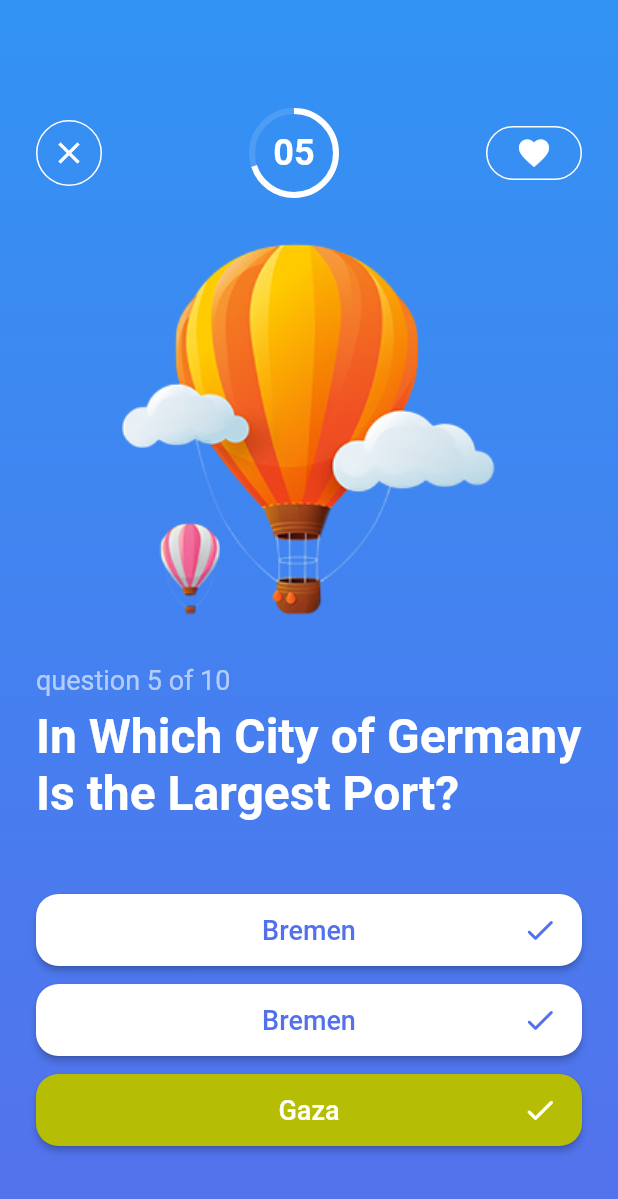
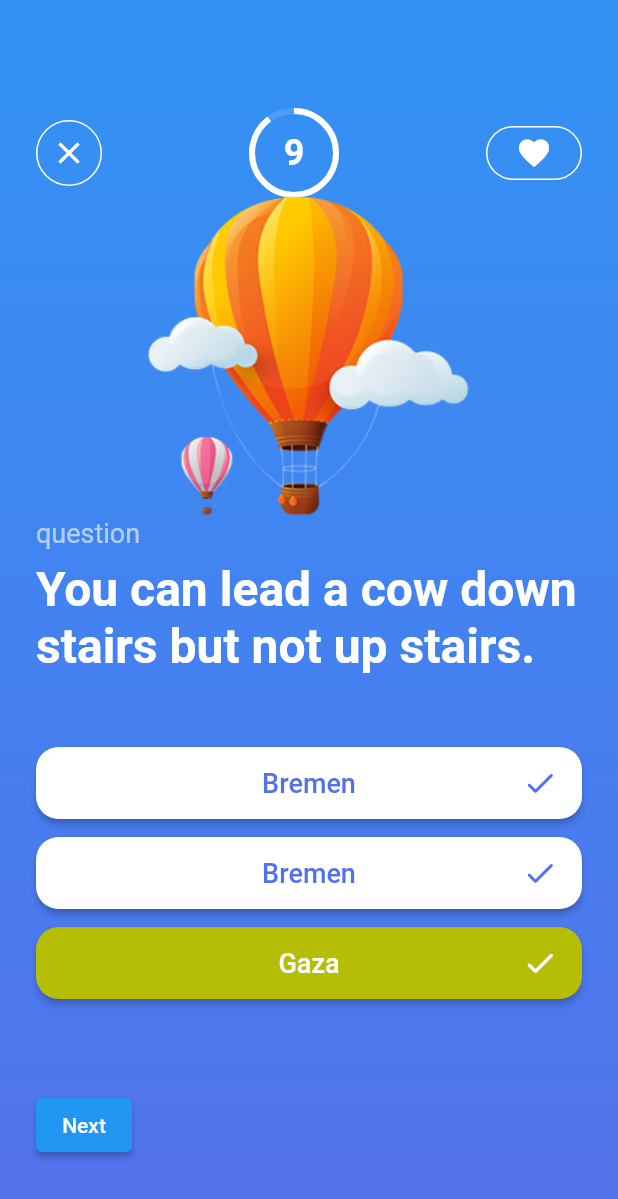
Before and after one commit to sallyMo14/multi_quiz, a Flutter app: the MultiQScreen screen opened directly, on a phone screen of 412 x 824 dp. Shown: the top 1199 px of the screen. Run offline on Flutter 3.47's test engine with Material 2 defaults, Android fonts, the phone set to English and light mode, and no system bars; Roboto replaces fonts that are missing (Sf-Pro-Text).

Commit message:
multiple choice screen

```diff
--- a/lib/pages/level_describtion.dart
+++ b/lib/pages/level_describtion.dart
@@ -89,7 +89,7 @@ class LevelDescription extends StatelessWidget {
                     Navigator.push(
                       context,
                       MaterialPageRoute(
-                        builder: (context) => TrueFalseQuiz(),
+                        builder: (context) => MultiQScreen(),
                       ),
                     );
                   },
--- a/lib/pages/multiple_q_screen.dart
+++ b/lib/pages/multiple_q_screen.dart
@@ -1,8 +1,11 @@
+import 'dart:async';
+
 import 'package:flutter/material.dart';
 import 'package:multi_quiz_s_t_tt9/pages/home.dart';
 import 'package:multi_quiz_s_t_tt9/widgets/my_outline_btn.dart';
+import '../modules/multipe_choice/quizBrainMultiple.dart';
+import '../constants.dart';
 
-import '../constants.dart';
 
 class MultiQScreen extends StatefulWidget {
   const MultiQScreen({Key? key}) : super(key: key);
@@ -12,13 +15,115 @@ class MultiQScreen extends StatefulWidget {
 }
 
 class _MultiQScreenState extends State<MultiQScreen> {
+  QuizBrainMulti quizBrainMulti=QuizBrainMulti();
+  List<Icon> scoreKeeper=[];
+  int? _choice;
+  int counter=10;
+  late  Timer timer;
+  bool? isCorrect=null;
+
+  void checkAnswer(int? userChoice) {
+    int correctAnswer = quizBrainMulti.getQuestionAnswer();
+    timer.cancel();
+    setState(() {initState(){
+      if (correctAnswer == userChoice) {
+
+          isCorrect=true;
+
+          scoreKeeper.add(
+            const Icon(
+              Icons.check,
+              color: Colors.green,
+            ),
+          );
+
+      } else {
+        isCorrect=false;
+       initState(){
+         scoreKeeper.add(
+         const  Icon(
+             Icons.close,
+             color: Colors.red,
+           ),
+         );
+       }}
+      }
+    });
+
+    if (quizBrainMulti.isFinished()) {
+      print('finished');
+      timer.cancel();
+
+      Timer(const Duration(seconds: 1), () {
+        // Alert(context: context, title: "Finished", desc: "you are done").show();
+        setState(() {
+          quizBrainMulti.reset();
+          scoreKeeper.clear();
+          isCorrect=null;
+          userChoice= null;
+          counter=10;
+        });
+      });
+    } else {
+      quizBrainMulti.nextQuestion();
+    }
+  }
+
+
+
+  void feedbackAlert(){
+    AlertDialog(
+      title:const Text("finished"),
+      content: const Text("you are done"),
+      actions: [
+        ElevatedButton(onPressed: (){Navigator.of(context).pop(); }, child: const Text("Finish")),
+      ],
+
+    );
+
+  }
+
+  void startTimer(){
+    timer=Timer.periodic(const Duration(seconds: 1), (timer) {
+      setState(() {
+        // counter--;
+      });
+      if(counter==0){
+        quizBrainMulti.nextQuestion();
+      }
+    });
+  }
+
+  @override
+  void initState() {
+    Timer.periodic(const Duration(seconds: 1), (timer) {
+
+      setState(() {
+        counter--;
+      });
+      if (counter == 0) {
+
+        counter = 10;
+        quizBrainMulti.nextQuestion();
+      }
+
+    });
+    super.initState();
+  }
+
+  @override
+  void dispose() {
+    timer.cancel();
+    super.dispose();
+  }
+
   @override
   Widget build(BuildContext context) {
     var questionNumber = 5;
     var questionsCount = 10;
     return Scaffold(
       body: Container(
-        decoration: BoxDecoration(
+        decoration:const BoxDecoration(
           gradient: LinearGradient(
             colors: [
               kBlueBg,
@@ -50,7 +155,7 @@ class _MultiQScreenState extends State<MultiQScreen> {
                         Navigator.pushAndRemoveUntil(
                           context,
                           MaterialPageRoute(
-                            builder: (context) => HomePage(),
+                            builder: (context) =>const HomePage(),
                           ),
                           (route) => false,
                         );
@@ -85,7 +190,6 @@ class _MultiQScreenState extends State<MultiQScreen> {
                   //     ],
                   //   ),
                   // ),
-
                   Stack(
                     alignment: Alignment.center,
                     children: [
@@ -93,13 +197,14 @@ class _MultiQScreenState extends State<MultiQScreen> {
                         height: 56,
                         width: 56,
                         child: CircularProgressIndicator(
-                          value: 0.7,
+                          value: counter/10,
                           color: Colors.white,
                           backgroundColor: Colors.white12,
                         ),
                       ),
-                      Text(
-                        '05',
+                       Text(
+                        "$counter"
+                            ,
                         style: TextStyle(
                           fontFamily: 'Sf-Pro-Text',
                           fontSize: 24,
@@ -120,7 +225,7 @@ class _MultiQScreenState extends State<MultiQScreen> {
                         shape: RoundedRectangleBorder(
                           borderRadius: BorderRadius.circular(25),
                         ),
-                        side: BorderSide(color: Colors.white)),
+                        side:const BorderSide(color: Colors.white)),
                   )
                 ],
               ),
@@ -130,18 +235,18 @@ class _MultiQScreenState extends State<MultiQScreen> {
                 ),
               ),
               Text(
-                'question $questionNumber of $questionsCount',
-                style: TextStyle(
+               "question" // .quizBrainMulti.questionNumber()." of ".$questionsCount,
+               , style:const TextStyle(
                   fontSize: 18,
                   fontFamily: 'Sf-Pro-Text',
                   color: Colors.white60,
                 ),
               ),
-              SizedBox(
+             const SizedBox(
                 height: 8,
               ),
-              Text(
-                'In Which City of Germany Is the Largest Port?',
+               Text(
+                quizBrainMulti.getQuestionText(),
                 style: TextStyle(
                   fontSize: 32,
                   fontFamily: 'Sf-Pro-Text',
@@ -149,21 +254,26 @@ class _MultiQScreenState extends State<MultiQScreen> {
                   fontWeight: FontWeight.bold,
                 ),
               ),
-              SizedBox(
+             const SizedBox(
                 height: 48,
               ),
               Padding(
                 padding: const EdgeInsets.only(bottom: 12),
                 child: ElevatedButton(
-                  onPressed: () {},
+                  onPressed: () {
+                    setState(() {
+                      _choice=3;
+                      checkAnswer(_choice);
+                    },);
+                  },
                   style: ElevatedButton.styleFrom(
                     backgroundColor: Colors.white,
                     shape: RoundedRectangleBorder(
                       borderRadius: BorderRadius.circular(15),
                     ),
-                    padding: EdgeInsets.symmetric(vertical: 12, horizontal: 16),
+                    padding:const EdgeInsets.symmetric(vertical: 12, horizontal: 16),
                   ),
-                  child: Row(
+                  child:const Row(
                     children: [
                       SizedBox(
                         width: 24,
@@ -190,15 +300,19 @@ class _MultiQScreenState extends State<MultiQScreen> {
               Padding(
                 padding: const EdgeInsets.only(bottom: 12),
                 child: ElevatedButton(
-                  onPressed: () {},
+                onPressed: () {
+                  setState(() {
+                  _choice=3;
+                  checkAnswer(_choice);
+                  },);},
                   style: ElevatedButton.styleFrom(
                     backgroundColor: Colors.white,
                     shape: RoundedRectangleBorder(
                       borderRadius: BorderRadius.circular(15),
                     ),
-                    padding: EdgeInsets.symmetric(vertical: 12, horizontal: 16),
+                    padding:const EdgeInsets.symmetric(vertical: 12, horizontal: 16),
                   ),
-                  child: Row(
+                  child:const Row(
                     children: [
                       SizedBox(
                         width: 24,
@@ -225,15 +339,23 @@ class _MultiQScreenState extends State<MultiQScreen> {
               Padding(
                 padding: const EdgeInsets.only(bottom: 12),
                 child: ElevatedButton(
-                  onPressed: () {},
+
+                  onPressed: () {
+                    setState(() {
+                      _choice=3;
+                      checkAnswer(_choice);
+                    });
+
+
+                  },
                   style: ElevatedButton.styleFrom(
                     backgroundColor: kG1,
                     shape: RoundedRectangleBorder(
                       borderRadius: BorderRadius.circular(15),
                     ),
-                    padding: EdgeInsets.symmetric(vertical: 12, horizontal: 16),
+                    padding:const EdgeInsets.symmetric(vertical: 12, horizontal: 16),
                   ),
-                  child: Row(
+                  child:const Row(
                     children: [
                       SizedBox(
                         width: 24,
@@ -257,9 +379,19 @@ class _MultiQScreenState extends State<MultiQScreen> {
                   ),
                 ),
               ),
-              SizedBox(
+              const SizedBox(
                 height: 48,
               ),
+              ElevatedButton(
+                onPressed: (){
+                   startTimer();
+                  _choice=null;
+                  isCorrect=null;
+                  counter=10;
+                },
+                child: Text("Next"),
+              ),
+              SizedBox(height: 50,child: Row(children: scoreKeeper,),)
             ],
           ),
         ),
```
Also changed, not shown: lib/pages/home.dart (+10 -1 lines), pubspec.lock, 1 other file.
